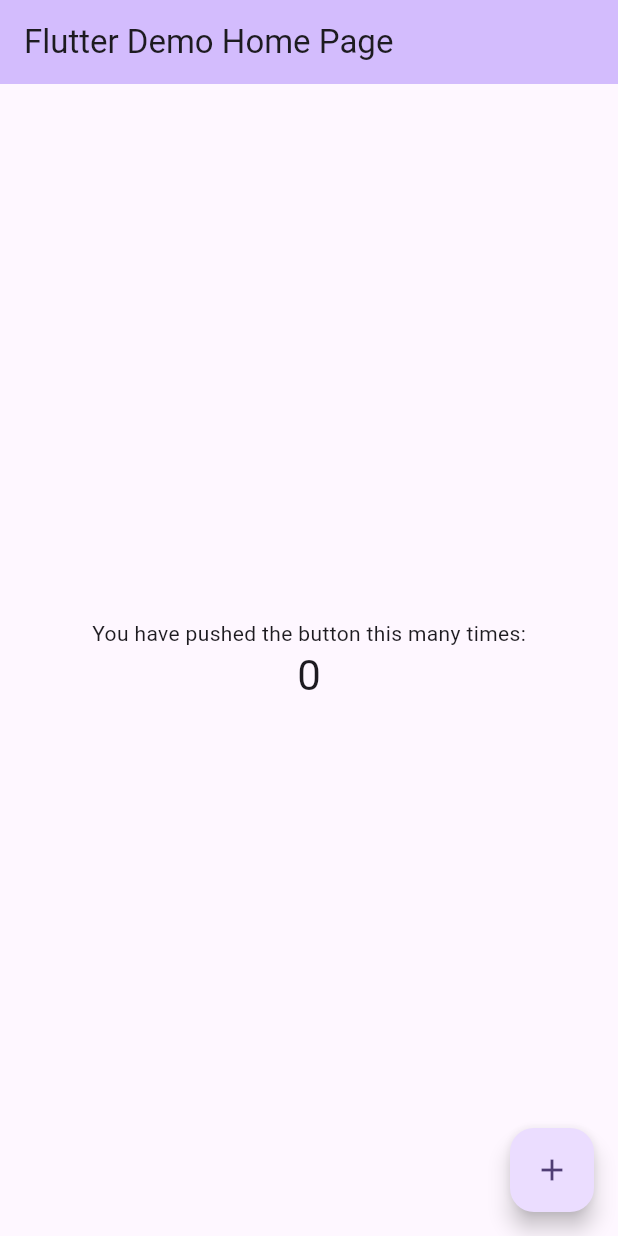
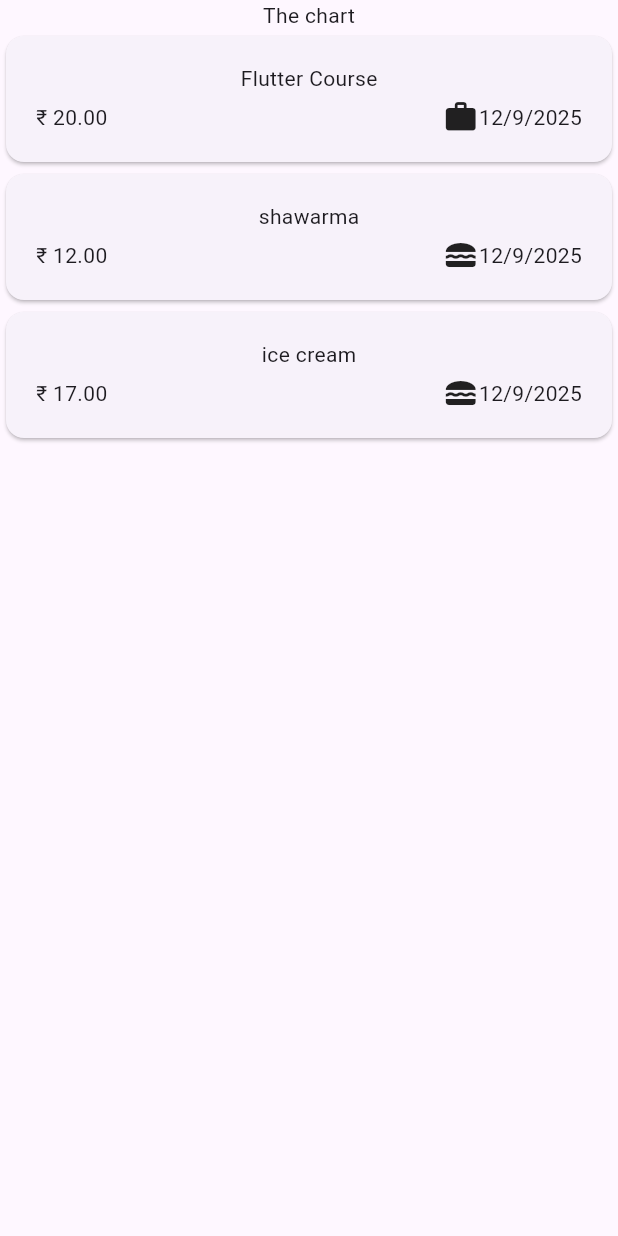
Before and after one commit to Advaith-dev/expense_tracker, a Flutter app: the screen it shows after launch, on a phone screen of 412 x 824 dp. Run offline on Flutter 3.47's test engine with Material 3 defaults, Android fonts, the phone set to English and light mode, and no system bars.

Commit message:
Add Basic model and layout

```diff
--- a/lib/main.dart
+++ b/lib/main.dart
@@ -1,122 +1,10 @@
 import 'package:flutter/material.dart';
+import 'package:expense_tracker/widgets/expenses.dart';
 
 void main() {
-  runApp(const MyApp());
+  runApp(
+    const MaterialApp(
+      debugShowCheckedModeBanner: false,
+      home: Expenses()),
+  );
 }
-
-class MyApp extends StatelessWidget {
-  const MyApp({super.key});
-
-  // This widget is the root of your application.
-  @override
-  Widget build(BuildContext context) {
-    return MaterialApp(
-      title: 'Flutter Demo',
-      theme: ThemeData(
-        // This is the theme of your application.
-        //
-        // TRY THIS: Try running your application with "flutter run". You'll see
-        // the application has a purple toolbar. Then, without quitting the app,
-        // try changing the seedColor in the colorScheme below to Colors.green
-        // and then invoke "hot reload" (save your changes or press the "hot
-        // reload" button in a Flutter-supported IDE, or press "r" if you used
-        // the command line to start the app).
-        //
-        // Notice that the counter didn't reset back to zero; the application
-        // state is not lost during the reload. To reset the state, use hot
-        // restart instead.
-        //
-        // This works for code too, not just values: Most code changes can be
-        // tested with just a hot reload.
-        colorScheme: ColorScheme.fromSeed(seedColor: Colors.deepPurple),
-      ),
-      home: const MyHomePage(title: 'Flutter Demo Home Page'),
-    );
-  }
-}
-
-class MyHomePage extends StatefulWidget {
-  const MyHomePage({super.key, required this.title});
-
-  // This widget is the home page of your application. It is stateful, meaning
-  // that it has a State object (defined below) that contains fields that affect
-  // how it looks.
-
-  // This class is the configuration for the state. It holds the values (in this
-  // case the title) provided by the parent (in this case the App widget) and
-  // used by the build method of the State. Fields in a Widget subclass are
-  // always marked "final".
-
-  final String title;
-
-  @override
-  State<MyHomePage> createState() => _MyHomePageState();
-}
-
-class _MyHomePageState extends State<MyHomePage> {
-  int _counter = 0;
-
-  void _incrementCounter() {
-    setState(() {
-      // This call to setState tells the Flutter framework that something has
-      // changed in this State, which causes it to rerun the build method below
-      // so that the display can reflect the updated values. If we changed
-      // _counter without calling setState(), then the build method would not be
-      // called again, and so nothing would appear to happen.
-      _counter++;
-    });
-  }
-
-  @override
-  Widget build(BuildContext context) {
-    // This method is rerun every time setState is called, for instance as done
-    // by the _incrementCounter method above.
-    //
-    // The Flutter framework has been optimized to make rerunning build methods
-    // fast, so that you can just rebuild anything that needs updating rather
-    // than having to individually change instances of widgets.
-    return Scaffold(
-      appBar: AppBar(
-        // TRY THIS: Try changing the color here to a specific color (to
-        // Colors.amber, perhaps?) and trigger a hot reload to see the AppBar
-        // change color while the other colors stay the same.
-        backgroundColor: Theme.of(context).colorScheme.inversePrimary,
-        // Here we take the value from the MyHomePage object that was created by
-        // the App.build method, and use it to set our appbar title.
-        title: Text(widget.title),
-      ),
-      body: Center(
-        // Center is a layout widget. It takes a single child and positions it
-        // in the middle of the parent.
-        child: Column(
-          // Column is also a layout widget. It takes a list of children and
-          // arranges them vertically. By default, it sizes itself to fit its
-          // children horizontally, and tries to be as tall as its parent.
-          //
-          // Column has various properties to control how it sizes itself and
-          // how it positions its children. Here we use mainAxisAlignment to
-          // center the children vertically; the main axis here is the vertical
-          // axis because Columns are vertical (the cross axis would be
-          // horizontal).
-          //
-          // TRY THIS: Invoke "debug painting" (choose the "Toggle Debug Paint"
-          // action in the IDE, or press "p" in the console), to see the
-          // wireframe for each widget.
-          mainAxisAlignment: MainAxisAlignment.center,
-          children: <Widget>[
-            const Text('You have pushed the button this many times:'),
-            Text(
-              '$_counter',
-              style: Theme.of(context).textTheme.headlineMedium,
-            ),
-          ],
-        ),
-      ),
-      floatingActionButton: FloatingActionButton(
-        onPressed: _incrementCounter,
-        tooltip: 'Increment',
-        child: const Icon(Icons.add),
-      ), // This trailing comma makes auto-formatting nicer for build methods.
-    );
-  }
-}
--- /dev/null
+++ b/lib/models/expense.dart
@@ -0,0 +1,34 @@
+import 'package:uuid/uuid.dart';
+import 'package:flutter/material.dart';
+import 'package:intl/intl.dart';
+
+final formatter = DateFormat.yMd();
+const uuid = Uuid();
+
+enum Category { food, travel, leisure, work }
+
+const categoryIcons = {
+  Category.food: Icons.lunch_dining,
+  Category.travel: Icons.flight_takeoff,
+  Category.leisure: Icons.movie,
+  Category.work: Icons.work,
+};
+
+class Expense {
+  Expense({
+    required this.title,
+    required this.amount,
+    required this.date,
+    required this.category,
+  }) : id = uuid.v4();
+
+  final String id;
+  final String title;
+  final double amount;
+  final DateTime date;
+  final Category category;
+
+  String get fromattedDate {
+    return formatter.format(date);
+  }
+}
--- /dev/null
+++ b/lib/widgets/expenses.dart
@@ -0,0 +1,46 @@
+import 'package:expense_tracker/widgets/expenses_list/expenses_list.dart';
+import 'package:expense_tracker/models/expense.dart';
+import 'package:flutter/material.dart';
+
+class Expenses extends StatefulWidget {
+  const Expenses({super.key});
+
+  @override
+  State<Expenses> createState() => _ExpensesState();
+}
+
+class _ExpensesState extends State<Expenses> {
+  final List<Expense> _registeredExpenses = [
+    Expense(
+      title: "Flutter Course",
+      amount: 20.0,
+      date: DateTime.now(),
+      category: Category.work,
+    ),
+    Expense(
+      title: "shawarma",
+      amount: 12.0,
+      date: DateTime.now(),
+      category: Category.food,
+    ),
+    Expense(
+      title: "ice cream",
+      amount: 17.0,
+      date: DateTime.now(),
+      category: Category.food,
+    ),
+  ];
+
+  @override
+  Widget build(BuildContext context) {
+    return Scaffold(
+      appBar: null,
+      body: Column(
+        children: [
+          Text("The chart"),
+          Expanded(child: ExpensesList(expenses: _registeredExpenses)),
+        ],
+      ),
+    );
+  }
+}
--- /dev/null
+++ b/lib/widgets/expenses_list/expense_item.dart
@@ -0,0 +1,36 @@
+import 'package:flutter/material.dart';
+import 'package:expense_tracker/models/expense.dart';
+
+class ExpenseItem extends StatelessWidget {
+  const ExpenseItem(this.expense, {super.key});
+
+  final Expense expense;
+
+  @override
+  Widget build(BuildContext context) {
+    return Card(
+      child: Padding(
+        padding: const EdgeInsets.symmetric(horizontal: 20, vertical: 18),
+        child: Column(
+          children: [
+            Text(expense.title),
+            const SizedBox(height: 4),
+            Row(
+              children: [
+                Text('₹ ${expense.amount.toStringAsFixed(2)}'),
+                const Spacer(),
+                Row(
+                  children: [
+                    Icon(categoryIcons[expense.category]),
+                    const SizedBox(height: 8),
+                    Text(expense.fromattedDate),
+                  ],
+                ),
+              ],
+            ),
+          ],
+        ),
+      ),
+    );
+  }
+}
--- /dev/null
+++ b/lib/widgets/expenses_list/expenses_list.dart
@@ -0,0 +1,17 @@
+import 'package:flutter/material.dart';
+
+import 'package:expense_tracker/models/expense.dart';
+import 'package:expense_tracker/widgets/expenses_list/expense_item.dart';
+
+class ExpensesList extends StatelessWidget {
+  const ExpensesList({required this.expenses, super.key});
+  final List<Expense> expenses;
+
+  @override
+  Widget build(BuildContext context) {
+    return ListView.builder(
+      itemBuilder: (ctx, index) => ExpenseItem(expenses[index]),
+      itemCount: expenses.length,
+    );
+  }
+}
--- a/pubspec.yaml
+++ b/pubspec.yaml
@@ -34,6 +34,8 @@ dependencies:
   # The following adds the Cupertino Icons font to your application.
   # Use with the CupertinoIcons class for iOS style icons.
   cupertino_icons: ^1.0.8
+  uuid: ^4.5.2
+  intl: ^0.20.2
 
 dev_dependencies:
   flutter_test:
```
Also changed, not shown: pubspec.lock.
